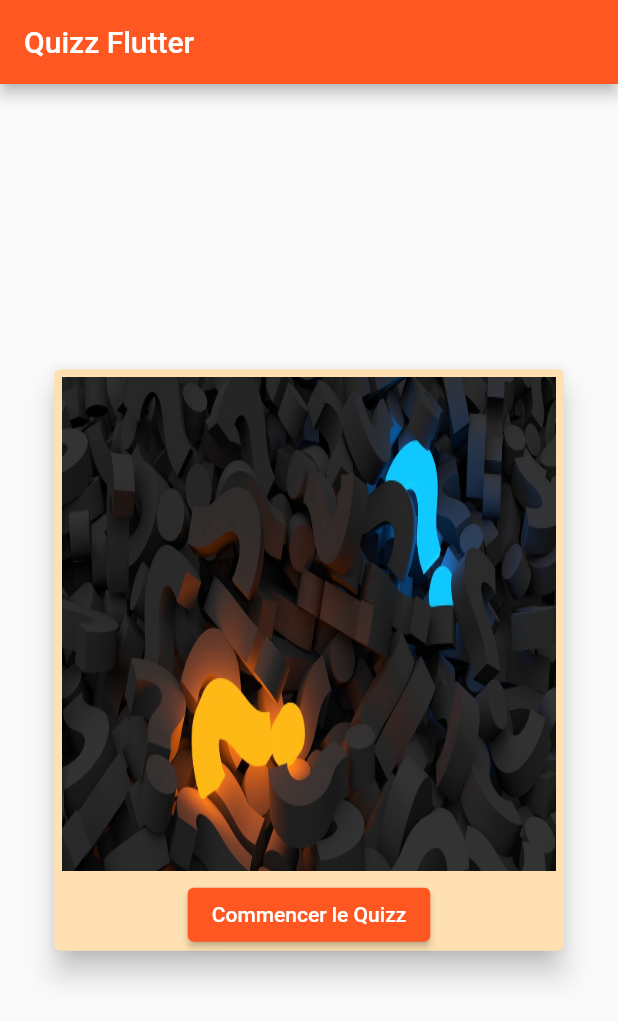
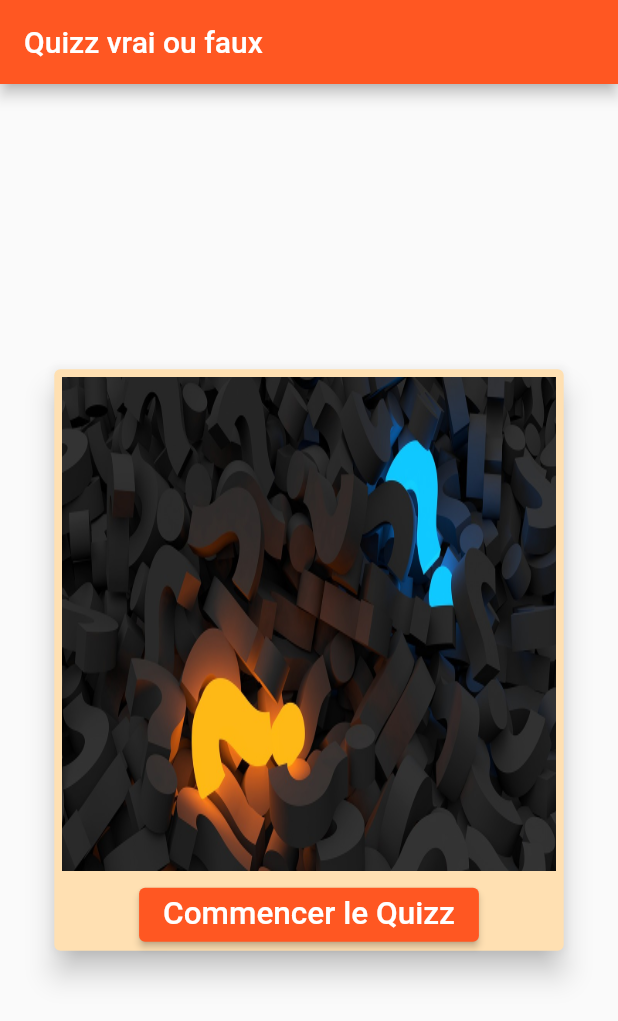
Before and after one commit to abdouwarissiboukari/quizz_flutter, a Flutter app: the screen it shows after launch, on a phone screen of 412 x 824 dp. Shown: the top 1021 px of the screen. Run offline on Flutter 3.47's test engine with Material 2 defaults, Android fonts, the phone set to English and light mode, and no system bars.

Commit message:
Commit n°1 from baw#mba-waris

```diff
--- a/lib/main.dart
+++ b/lib/main.dart
@@ -1,23 +1,11 @@
 import 'package:flutter/material.dart';
-import 'package:quizz/apppage.dart';
+import 'package:quizz/pages/MyApp.dart';
 
 const Color appColor = Colors.deepOrange;
 const Color textColor = Colors.white;
+const Color textColorBlack = Colors.black;
 Color cardColr = Colors.orange.shade100;
 
 void main() {
   runApp(const MyApp());
 }
-
-class MyApp extends StatelessWidget {
-  const MyApp({super.key});
-  final Color primaryColor = Colors.redAccent;
-
-  @override
-  Widget build(BuildContext context) {
-    return MaterialApp(
-      debugShowCheckedModeBanner: false,
-      home: AppPage(),
-    );
-  }
-}
--- a/lib/apppage.dart
+++ b/lib/pages/Home.dart
@@ -2,13 +2,14 @@ import 'package:flutter/cupertino.dart';
 import 'package:flutter/material.dart';
 import 'package:quizz/main.dart';
 import 'package:quizz/quizzpage.dart';
+import 'package:quizz/widgets/CustomText.dart';
 
-class AppPage extends StatefulWidget {
+class Home extends StatefulWidget {
   @override
-  AppPageState createState() => AppPageState();
+  HomeState createState() => HomeState();
 }
 
-class AppPageState extends State<AppPage> {
+class HomeState extends State<Home> {
   String imagePath = "assets/cover.jpg";
 
   @override
@@ -20,12 +21,10 @@ class AppPageState extends State<AppPage> {
     return Scaffold(
       appBar: AppBar(
         backgroundColor: appColor,
-        title: const Text("Quizz Flutter"),
+        title: const Text("Quizz vrai ou faux"),
       ),
       body: Center(
         child: Container(
-          // margin: const EdgeInsets.only(left: 30, right: 30),
-          // height: MediaQuery.of(context).size.height / 2,
           child: Card(
             color: cardColr,
             elevation: 8,
@@ -47,9 +46,9 @@ class AppPageState extends State<AppPage> {
                     onPressed: () {
                       openQuizzPage();
                     },
-                    child: const Text(
-                      "Commencer le Quizz",
-                      style: TextStyle(color: textColor),
+                    child: const CustomText(
+                      textString: "Commencer le Quizz",
+                      factor: 1.5,
                     ),
                   )
                 ]),
--- /dev/null
+++ b/lib/pages/MyApp.dart
@@ -0,0 +1,15 @@
+import 'package:flutter/material.dart';
+import 'package:quizz/pages/Home.dart';
+
+class MyApp extends StatelessWidget {
+  const MyApp({super.key});
+  final Color primaryColor = Colors.redAccent;
+
+  @override
+  Widget build(BuildContext context) {
+    return MaterialApp(
+      debugShowCheckedModeBanner: false,
+      home: Home(),
+    );
+  }
+}
--- /dev/null
+++ b/lib/widgets/CustomText.dart
@@ -0,0 +1,29 @@
+import 'package:flutter/material.dart';
+
+import '../main.dart';
+
+class CustomText extends StatelessWidget {
+  final String textString;
+  final Color color;
+  final double factor;
+  final TextAlign? textAlign;
+
+  const CustomText(
+      {super.key,
+      required this.textString,
+      this.color = textColor,
+      this.factor = 1.0,
+      this.textAlign = TextAlign.center});
+
+  @override
+  Widget build(BuildContext context) {
+    return Text(
+      textString,
+      style: TextStyle(
+        color: color,
+      ),
+      textScaleFactor: factor,
+      textAlign: textAlign,
+    );
+  }
+}
```
Also changed, not shown: pubspec.yaml (+1 -64 lines), pubspec.lock, 1 other file.
